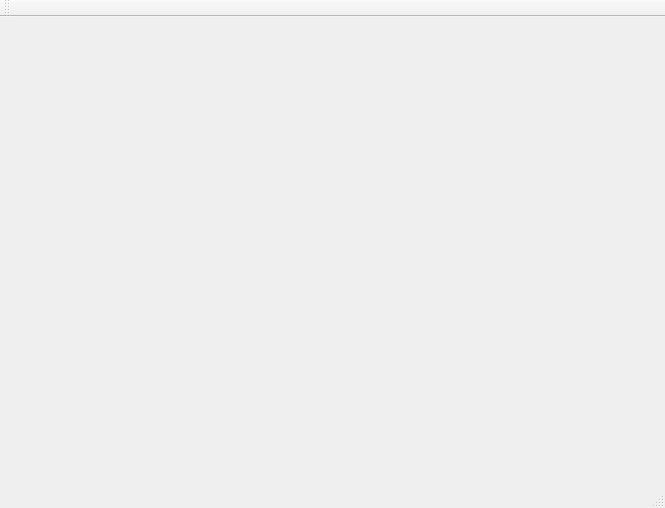
Above: mainwindow.ui from PaulMaxAvalosAguilar/BalerosLamunio before the change. Below: the same form after it.
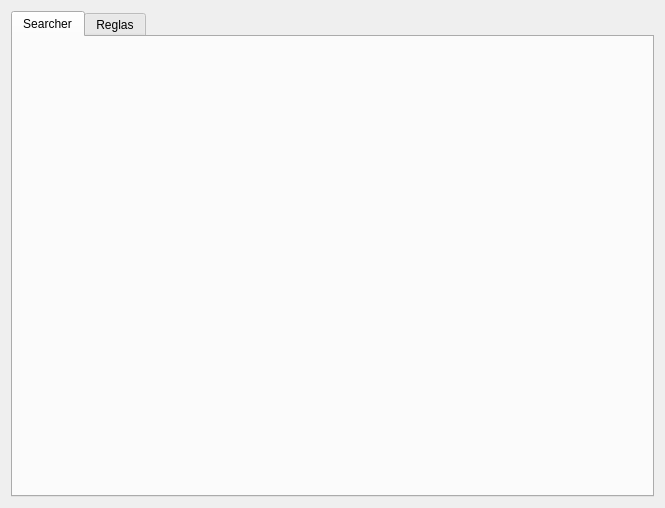
That is the form after the change.

Diff of the .ui file:
```diff
--- a/mainwindow.ui
+++ b/mainwindow.ui
@@ -14,27 +14,28 @@
    <string>MainWindow</string>
   </property>
   <widget class="QWidget" name="centralWidget">
-   <layout class="QVBoxLayout" name="verticalLayout"/>
+   <layout class="QHBoxLayout" name="horizontalLayout">
+    <item>
+     <widget class="QTabWidget" name="tabWidget">
+      <property name="currentIndex">
+       <number>0</number>
+      </property>
+      <widget class="QWidget" name="Searcher">
+       <attribute name="title">
+        <string>Searcher</string>
+       </attribute>
+       <layout class="QVBoxLayout" name="verticalLayout_2"/>
+      </widget>
+      <widget class="QWidget" name="Reglas">
+       <attribute name="title">
+        <string>Reglas</string>
+       </attribute>
+       <layout class="QVBoxLayout" name="verticalLayout"/>
+      </widget>
+     </widget>
+    </item>
+   </layout>
   </widget>
-  <widget class="QMenuBar" name="menuBar">
-   <property name="geometry">
-    <rect>
-     <x>0</x>
-     <y>0</y>
-     <width>665</width>
-     <height>26</height>
-    </rect>
-   </property>
-  </widget>
-  <widget class="QToolBar" name="mainToolBar">
-   <attribute name="toolBarArea">
-    <enum>TopToolBarArea</enum>
-   </attribute>
-   <attribute name="toolBarBreak">
-    <bool>false</bool>
-   </attribute>
-  </widget>
-  <widget class="QStatusBar" name="statusBar"/>
  </widget>
  <layoutdefault spacing="6" margin="11"/>
  <resources/>
```
